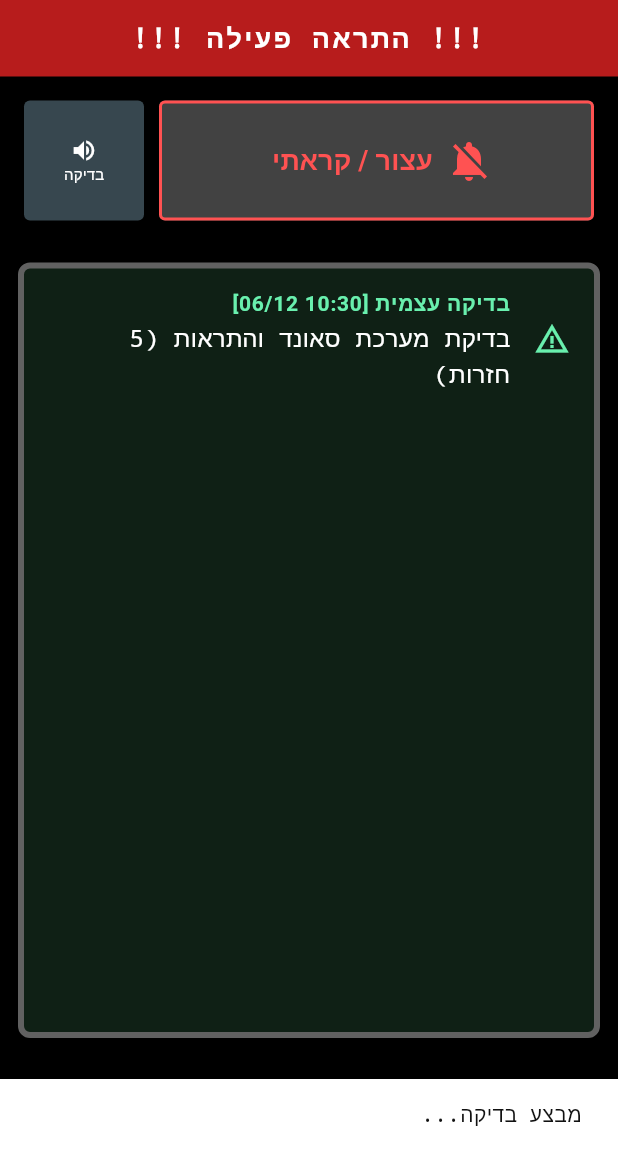
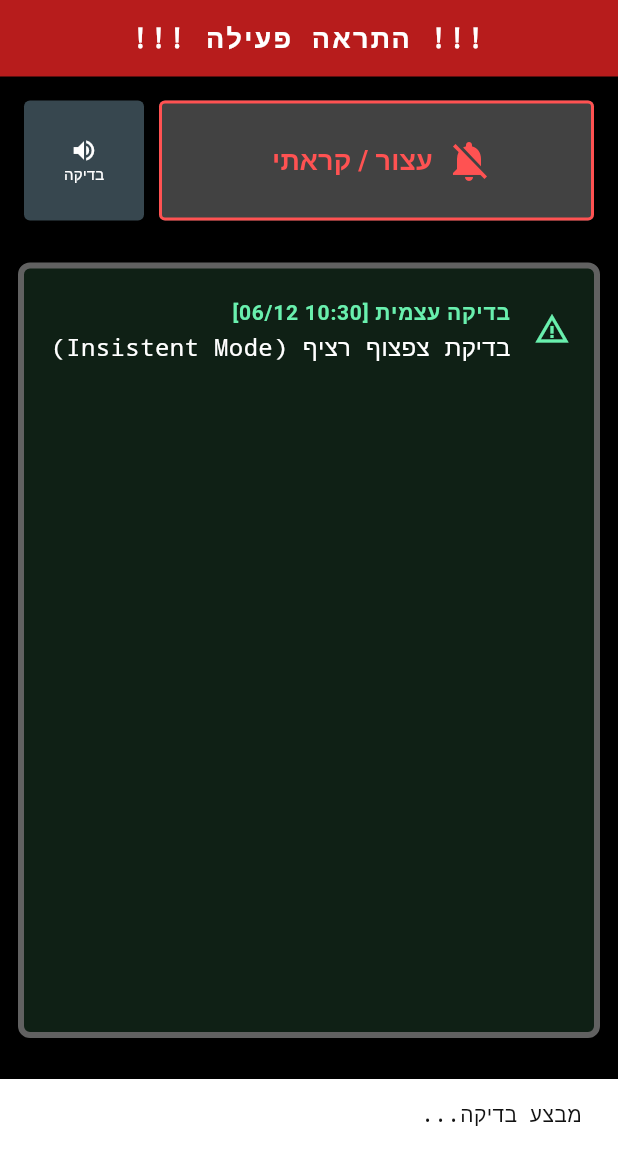
Before and after one commit to maayantallevy-lang/Beeper, a Flutter app: the screen it shows after launch, after a tap on "בדיקה", on a phone screen of 412 x 824 dp, the part 84-1236 px from its top. Run offline on Flutter 3.47's test engine with Material 3 defaults, Android fonts, the phone set to English and light mode, and no system bars; our stand-ins replace firebase_core, firebase_messaging, flutter_local_notifications, flutter_timezone, permission_handler, shared_preferences and 1 more; accounts and stored records are empty.

Commit message:
Update main.dart

```diff
--- a/lib/main.dart
+++ b/lib/main.dart
@@ -23,16 +23,16 @@ import 'package:uuid/uuid.dart';
 final FlutterLocalNotificationsPlugin flutterLocalNotificationsPlugin =
     FlutterLocalNotificationsPlugin();
 
-const String baseChannelId = 'critical_alert_channel_prod';
-const String baseChannelName = 'התראות חירום';
-const String channelDesc = 'ערוץ להודעות דחופות עם עקיפת שקט';
+// שיניתי את שם הערוץ כדי להכריח את אנדרואיד ליצור הגדרות סאונד חדשות
+const String baseChannelId = 'critical_alert_insistent_v1';
+const String baseChannelName = 'אזעקת חירום';
+const String channelDesc = 'התראות בלופ אינסופי עד למענה';
 
 const MethodChannel platformChannel = MethodChannel('com.example.alerts/ringtone');
 
-// הגדרות למנגנון הנדנוד המתוקן
-const int immediateNotificationId = 0; // ID להתראה הראשונה
-const int nagBaseNotificationId = 1000; // בסיס להתראות הנודניק (1001, 1002...)
-const int nagRepeatCount = 5; // כמה פעמים לנדנד
+const int immediateNotificationId = 0;
+const int nagBaseNotificationId = 1000;
+const int nagRepeatCount = 5;
 
 // -----------------------------------------------------------------------------
 // LOGGING SYSTEM
@@ -76,7 +76,6 @@ Future<void> _firebaseMessagingBackgroundHandler(RemoteMessage message) async {
   await Firebase.initializeApp();
   await AppLogger.log("BG_MSG", "Received: ${message.messageId}");
 
-  // הודעה חדשה מבחוץ -> שומרים בהיסטוריה (true)
   await _triggerNaggingLogic(
     message.data['title'] ?? message.notification?.title ?? "הודעת ביפר",
     message.data['body'] ?? message.notification?.body ?? "התקבלה הודעה חדשה",
@@ -111,7 +110,7 @@ Future<void> _configureLocalTimeZone() async {
 }
 
 // -----------------------------------------------------------------------------
-// NAGGING LOGIC (THE ENGINE) - FIXED VERSION
+// NAGGING LOGIC (THE ENGINE) - INSISTENT MODE
 // -----------------------------------------------------------------------------
 
 Future<void> _triggerNaggingLogic(String title, String body, {required bool shouldSaveHistory}) async {
@@ -119,9 +118,9 @@ Future<void> _triggerNaggingLogic(String title, String body, {required bool shou
   await AppLogger.log("ALERT", "Starting logic: $title (Save=$shouldSaveHistory)");
 
   final prefs = await SharedPreferences.getInstance();
-  await prefs.reload(); // קריטי לסנכרון הגדרות והיסטוריה
+  await prefs.reload();
 
-  // 1. שמירה בהיסטוריה (רק אם זו ההודעה הראשונית)
+  // 1. שמירה בהיסטוריה
   if (shouldSaveHistory) {
     final messageData = {
       'id': const Uuid().v4(),
@@ -145,10 +144,10 @@ Future<void> _triggerNaggingLogic(String title, String body, {required bool shou
 
   AndroidNotificationDetails androidDetails;
 
-  // 3. בניית ערוץ ההתראה
   if (isQuietTime || isGlobalSilent) {
+    // במצב שקט - אין סאונד
     androidDetails = AndroidNotificationDetails(
-      'silent_channel_prod',
+      'silent_channel_v1',
       'התראות שקטות',
       importance: Importance.high,
       priority: Priority.high,
@@ -158,6 +157,8 @@ Future<void> _triggerNaggingLogic(String title, String body, {required bool shou
   } else {
     String currentChannelId = baseChannelId;
     AndroidNotificationSound? soundObj;
+
+    // אם אין סאונד מותאם אישית, נשתמש בסאונד ברירת מחדל של *שעון מעורר* (חזק יותר)
     if (customSoundUri != null && customSoundUri.isNotEmpty) {
       currentChannelId = "${baseChannelId}_${customSoundUri.hashCode}";
       soundObj = UriAndroidNotificationSound(customSoundUri);
@@ -167,15 +168,19 @@ Future<void> _triggerNaggingLogic(String title, String body, {required bool shou
         .resolvePlatformSpecificImplementation<AndroidFlutterLocalNotificationsPlugin>();
 
     try {
+      // מחיקת הערוץ הישן כדי להבטיח שהגדרות הסאונד יתפסו
+      await androidPlugin?.deleteNotificationChannel(currentChannelId);
+
       await androidPlugin?.createNotificationChannel(
         AndroidNotificationChannel(
           currentChannelId,
           baseChannelName,
           description: channelDesc,
-          importance: Importance.max,
+          importance: Importance.max, // מקסימלי
           playSound: true,
           sound: soundObj,
           enableVibration: isVibrationEnabled,
+          // שינוי קריטי: שימוש בערוץ אודיו של אזעקה, לא של התראות
           audioAttributesUsage: AudioAttributesUsage.alarm,
         )
       );
@@ -183,6 +188,7 @@ Future<void> _triggerNaggingLogic(String title, String body, {required bool shou
       await AppLogger.log("ERR_CHAN", "Channel create: $e");
     }
 
+    // הגדרות "אלימות" להתראה
     androidDetails = AndroidNotificationDetails(
       currentChannelId,
       baseChannelName,
@@ -190,15 +196,32 @@ Future<void> _triggerNaggingLogic(String title, String body, {required bool shou
       importance: Importance.max,
       priority: Priority.max,
       fullScreenIntent: true,
-      category: AndroidNotificationCategory.alarm,
+
+      // שינוי 1: קטגוריית "שיחה" גורמת לאנדרואיד להתייחס לזה בדחיפות עליונה
+      category: AndroidNotificationCategory.call,
+
+      // שינוי 2: המפתח להצלחה - הסאונד יחזור על עצמו בלופ עד שהמשתמש יגיב
+      insistent: true,
+
+      // שינוי 3: ההתראה לא נמחקת בגרירה
+      ongoing: true,
+      autoCancel: false,
+
       visibility: NotificationVisibility.public,
       audioAttributesUsage: AudioAttributesUsage.alarm,
       playSound: true,
       sound: soundObj,
       enableVibration: isVibrationEnabled,
+      // דפוס רטט אגרסיבי יותר (ארוך-קצר-ארוך)
       vibrationPattern: isVibrationEnabled
-          ? Int64List.fromList([0, 1000, 500, 1000, 500, 1000])
+          ? Int64List.fromList([0, 2000, 500, 2000, 500, 2000])
           : null,
+
+      // דגל נוסף שעוזר לעקוף מצבי חיסכון סוללה
+      actions: <AndroidNotificationAction>[
+        const AndroidNotificationAction('stop_action', 'עצור צפצוף',
+            showsUserInterface: true, cancelNotification: true),
+      ],
     );
   }
 
@@ -210,15 +233,14 @@ Future<void> _triggerNaggingLogic(String title, String body, {required bool shou
       body,
       NotificationDetails(android: androidDetails),
     );
-    await AppLogger.log("SHOW", "Immediate notification shown");
+    await AppLogger.log("SHOW", "Immediate INSISTENT notification shown");
   } catch (e) {
     await AppLogger.log("ERR_SHOW", "Show immediate: $e");
   }
 
-  // 5. תזמון חזרות (נודניק) - מתוקן
+  // 5. תזמון חזרות (גיבוי למקרה שהמשתמש השתיק את הלופ עם כפתור הווליום)
   if (!isQuietTime && !isGlobalSilent) {
     try {
-      // ניקוי תזמונים קודמים כדי למנוע חפיפות
       for (int i = 1; i <= nagRepeatCount; i++) {
         await flutterLocalNotificationsPlugin.cancel(nagBaseNotificationId + i);
       }
@@ -231,17 +253,19 @@ Future<void> _triggerNaggingLogic(String title, String body, {required bool shou
 
         await flutterLocalNotificationsPlugin.zonedSchedule(
           uniqueId,
-          "$title (נודניק $i)",
-          body,
+          "$title (חזרה $i)",
+          "התראה לא נקראה! $body",
           scheduledTime,
           NotificationDetails(android: androidDetails),
-          // שימוש ב-exactAllowWhileIdle חיוני לאנדרואיד 12+
-          androidScheduleMode: AndroidScheduleMode.exactAllowWhileIdle,
+
+          // חזרה לשימוש ב-AlarmClock - הדרך היחידה להעיר את המסך בוודאות
+          androidScheduleMode: AndroidScheduleMode.alarmClock,
+
           uiLocalNotificationDateInterpretation:
               UILocalNotificationDateInterpretation.absoluteTime,
         );
       }
-      await AppLogger.log("SCHED", "Scheduled $nagRepeatCount repeats (IDs ${nagBaseNotificationId + 1}-${nagBaseNotificationId + nagRepeatCount})");
+      await AppLogger.log("SCHED", "Scheduled backup alarms in AlarmClock mode");
     } catch (e) {
       await AppLogger.log("ERR_SCHED", "Schedule failed: $e");
     }
@@ -327,10 +351,13 @@ class _InitScreenState extends State<InitScreen> {
         const InitializationSettings(android: androidSettings),
         onDidReceiveNotificationResponse: (details) {
             AppLogger.log("UI", "User tapped notification");
+            // אם המשתמש לחץ על כפתור "עצור" בנוטיפיקציה
+            if (details.actionId == 'stop_action') {
+               flutterLocalNotificationsPlugin.cancelAll();
+            }
         }
       );
 
-      // בקשת הרשאות קריטיות באתחול
       await _requestPermissions();
 
       FirebaseMessaging.onBackgroundMessage(_firebaseMessagingBackgroundHandler);
@@ -358,14 +385,12 @@ class _InitScreenState extends State<InitScreen> {
   Future<void> _requestPermissions() async {
     await Permission.notification.request();
 
-    // טיפול מיוחד ב-Exact Alarms לאנדרואיד 13+
     if (Platform.isAndroid) {
       final androidPlugin = flutterLocalNotificationsPlugin
           .resolvePlatformSpecificImplementation<
               AndroidFlutterLocalNotificationsPlugin>();
 
       await androidPlugin?.requestNotificationsPermission();
-      // זה יבקש הרשאה אם היא חסרה או יכוון להגדרות במקרים מסוימים
       await androidPlugin?.requestExactAlarmsPermission();
     }
 
@@ -410,7 +435,7 @@ class _BeeperScreenState extends State<BeeperScreen> with WidgetsBindingObserver
       _triggerNaggingLogic(
         msg.data['title'] ?? msg.notification?.title ?? "הודעה",
         msg.data['body'] ?? msg.notification?.body ?? "תוכן הודעה",
-        shouldSaveHistory: true // הודעה אמיתית - לשמור!
+        shouldSaveHistory: true
       );
       _loadMessages();
     });
@@ -440,7 +465,7 @@ class _BeeperScreenState extends State<BeeperScreen> with WidgetsBindingObserver
 
   Future<void> _loadMessages() async {
     final prefs = await SharedPreferences.getInstance();
-    await prefs.reload(); // טעינה מחדש קריטית לעדכון מהיר של המסך
+    await prefs.reload();
     final history = prefs.getStringList('beeper_history') ?? [];
     setState(() {
       _messages = history.map((e) => jsonDecode(e) as Map<String, dynamic>).toList();
@@ -448,7 +473,7 @@ class _BeeperScreenState extends State<BeeperScreen> with WidgetsBindingObserver
   }
 
   Future<void> _stopBeeper() async {
-    // הפונקציה הזו מבטלת הכל - גם את ה-ID 0 וגם את כל הטווח של הנודניקים
+    // הפונקציה הזו מבטלת הכל ועוצרת את הלופ האינסופי
     await flutterLocalNotificationsPlugin.cancelAll();
     AppLogger.log("ACTION", "User stopped beeper (CancelAll)");
 
@@ -473,10 +498,9 @@ class _BeeperScreenState extends State<BeeperScreen> with WidgetsBindingObserver
     ScaffoldMessenger.of(context).showSnackBar(
       const SnackBar(content: Text("מבצע בדיקה..."), duration: Duration(seconds: 1))
     );
-    // בדיקה יזומה - לשמור בהיסטוריה! (true)
     await _triggerNaggingLogic(
       "בדיקה עצמית",
-      "בדיקת מערכת סאונד והתראות (5 חזרות)",
+      "בדיקת צפצוף רציף (Insistent Mode)",
       shouldSaveHistory: true
     );
     _loadMessages();
@@ -712,7 +736,7 @@ class _PermissionsDialogState extends State<PermissionsDialog> {
           crossAxisAlignment: CrossAxisAlignment.start,
           children: [
             _buildRow("התראות", Permission.notification),
-            _buildRow("תזמון מדויק (חובה לנדנוד)", Permission.scheduleExactAlarm),
+            _buildRow("תזמון מדויק (חובה)", Permission.scheduleExactAlarm),
             _buildRow("החרגת סוללה", Permission.ignoreBatteryOptimizations),
 
             const SizedBox(height: 15),
@@ -860,7 +884,7 @@ class _SettingsPageState extends State<SettingsPage> {
 
   Future<void> _load() async {
     final prefs = await SharedPreferences.getInstance();
-    await prefs.reload(); // Ensure fresh load
+    await prefs.reload();
     setState(() {
       _start = prefs.getInt('quiet_start_hour') ?? -1;
       _end = prefs.getInt('quiet_end_hour') ?? -1;
@@ -950,8 +974,8 @@ class _SettingsPageState extends State<SettingsPage> {
                 ),
                 const Divider(color: Colors.grey),
                 ListTile(
-                  title: const Text("תדירות נדנוד", style: TextStyle(color: Colors.greenAccent)),
-                  subtitle: const Text("כל כמה זמן הביפר יצפצף?"),
+                  title: const Text("תדירות נדנוד (גיבוי)", style: TextStyle(color: Colors.greenAccent)),
+                  subtitle: const Text("כל כמה זמן תזכורת?"),
                   trailing: DropdownButton<int>(
                     value: _frequencySeconds,
                     dropdownColor: Colors.grey[900],
@@ -977,7 +1001,7 @@ class _SettingsPageState extends State<SettingsPage> {
                 ListTile(
                   title: const Text("צליל נבחר", style: TextStyle(color: Colors.white)),
                   subtitle: Text(
-                    _soundUri != null ? "מותאם אישית" : "ברירת מחדל של האפליקציה",
+                    _soundUri != null ? "מותאם אישית" : "ברירת מחדל של המערכת (חזק)",
                     style: const TextStyle(color: Colors.grey, fontSize: 12)
                   ),
                   trailing: Row(
```
